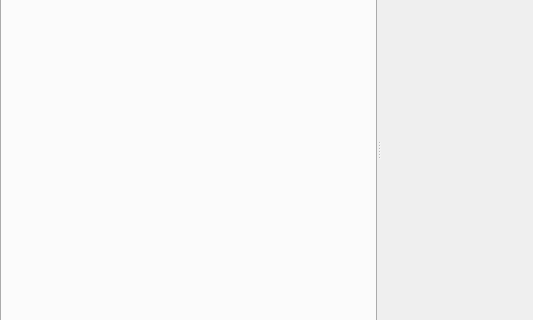
First picture: the form in utils/qtUi/config_widget.ui, repository Halicea/hal_automator, before the edit; both pictures show x 0 to 533 and y 186 to 506 of the 1022 by 642 pixel window.
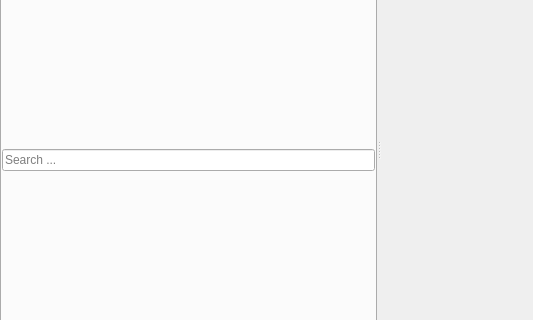
Second picture: the form after the edit.

```diff
--- a/utils/qtUi/config_widget.ui
+++ b/utils/qtUi/config_widget.ui
@@ -149,6 +149,13 @@
         <property name="bottomMargin">
          <number>10</number>
         </property>
+        <item>
+         <widget class="QLineEdit" name="lineEdit">
+          <property name="placeholderText">
+           <string>Search ...</string>
+          </property>
+         </widget>
+        </item>
         <item>
          <layout class="QVBoxLayout" name="lt_resources">
           <property name="sizeConstraint">
```
Left out of the diff: 7 changed lines with no effect on the pictures.
